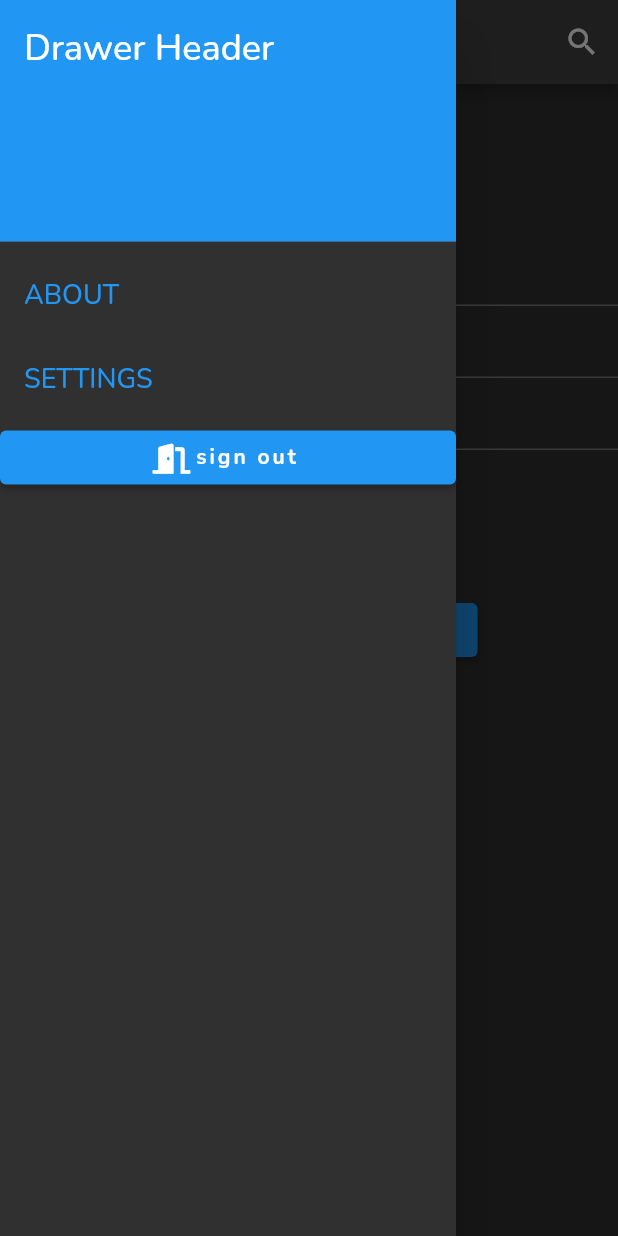
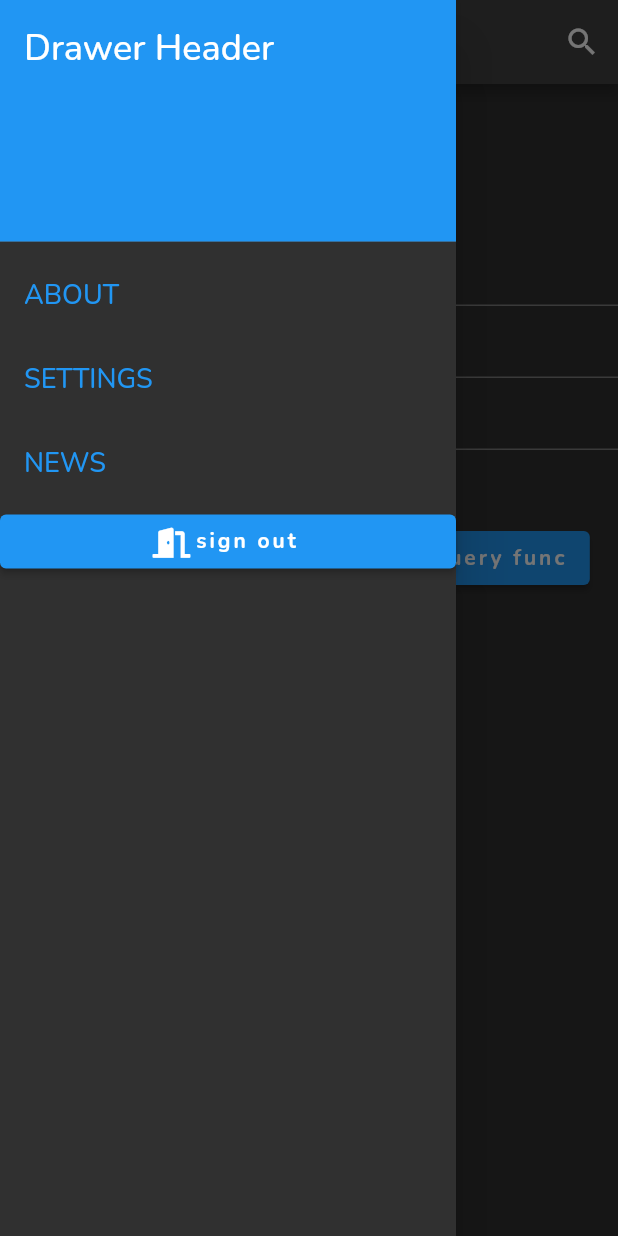
Before and after one commit to ASM-developers/iitihub, a Flutter app: the ProfileScreen screen opened by its route, with the side drawer open, on a phone screen of 412 x 824 dp. Run offline on Flutter 3.47's test engine with Material 2 defaults, Android fonts, the phone set to English and light mode, and no system bars; our stand-ins replace carousel_slider, cloud_firestore, firebase_auth, firebase_core, font_awesome_flutter, google_fonts and 3 more; missing offline and left inert: extension_google_sign_in_as_googleapis_auth, googleapis; accounts and stored records are empty; network calls fail.

Commit message:
News integrated in a drawer

```diff
--- a/lib/home/home.dart
+++ b/lib/home/home.dart
@@ -19,7 +19,8 @@ class HomeScreen extends StatelessWidget {
             child: Text('error'),
           );
         } else if (snapshot.hasData) {
-          return News();
+          // return News();
+          return ProfileScreen();
         } else {
           return LoginScreen();
         }
--- a/lib/profile/profile.dart
+++ b/lib/profile/profile.dart
@@ -7,6 +7,8 @@ import 'package:firstapp/login/login.dart';
 import 'package:font_awesome_flutter/font_awesome_flutter.dart';
 import 'package:firstapp/services/gmail.dart';
 import 'package:firstapp/profile/searchBar.dart';
+import 'package:firstapp/home/news.dart';
+
 import 'dart:io';
 
 class ProfileScreen extends StatefulWidget {
@@ -84,6 +86,15 @@ class _ProfileScreenState extends State<ProfileScreen> {
                 // Handle settings press
               },
             ),
+            ListTile(
+              title: Text('NEWS'),
+              onTap: () {
+                Navigator.push(
+                  context,
+                  MaterialPageRoute(builder: (context) => News()),
+                ); // Handle settings press
+              },
+            ),
             LoginButton(
               text: 'sign out',
               color: Colors.black45,
@@ -114,9 +125,12 @@ class _ProfileScreenState extends State<ProfileScreen> {
           },
           child: const Text('Submits'),
         ),
+        Row(
+          mainAxisAlignment: MainAxisAlignment.spaceEvenly,
+          children: [
             ElevatedButton(
-            onPressed: () => mailStreamliner()
-                .PrintMessages('in:inbox subject:night AND subject:canteen'),
+                onPressed: () => mailStreamliner().PrintMessages(
+                    'in:inbox subject:night AND subject:canteen'),
                 child: const Text('print msges')),
             ElevatedButton(
                 onPressed: () async {
@@ -127,7 +141,15 @@ class _ProfileScreenState extends State<ProfileScreen> {
                     }
                   }
                 },
-            child: Text('print searchQuery func'))
+                child: Text('print searchQuery func')),
+          ],
+        ),
+
+        // News(),
+        // ListView(
+        //   shrinkWrap: true,
+        //   children: [News()],
+        // ),
       ]),
     );
   }
--- a/lib/routes.dart
+++ b/lib/routes.dart
@@ -2,10 +2,12 @@ import 'package:firstapp/home/home.dart';
 import 'package:firstapp/login/login.dart';
 import 'package:firstapp/profile/profile.dart';
 import 'package:firstapp/about/about.dart';
+import 'package:firstapp/home/news.dart';
 
 var appRoutes = {
   '/': (context) => const HomeScreen(),
   '/login': (context) => const LoginScreen(),
   '/profile': (context) => ProfileScreen(),
   '/about': (context) => const AboutScreen(),
+  '/news': (context) => News(),
 };
--- a/lib/services/auth.dart
+++ b/lib/services/auth.dart
@@ -47,7 +47,6 @@ class AuthService {
         accessToken: googleAuth.accessToken,
         idToken: googleAuth.idToken,
       );
-
       await FirebaseAuth.instance.signInWithCredential(authCredential);
     } on FirebaseAuthException catch (e) {
       print(e);
```
Also changed, not shown: lib/home/news.dart (+14 -5 lines), lib/login/login.dart (+6 -38 lines), lib/services/firestore.dart (+32 -0 lines). Lines whose indentation alone changed are shown as unchanged.
